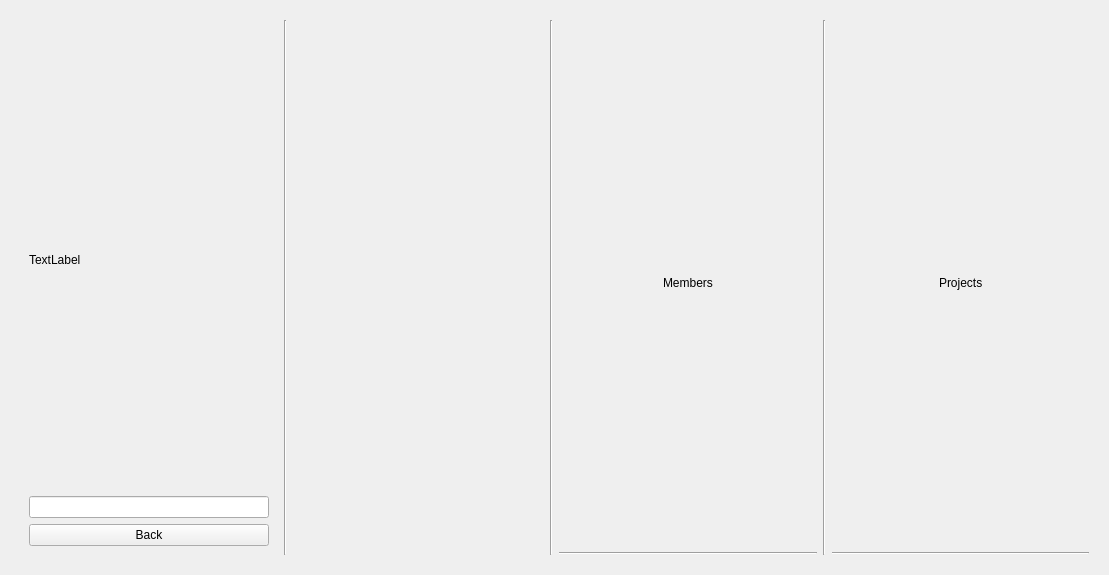
amirsoleimani7/AP_Project, file Client/dashboard.ui: the form before one commit.
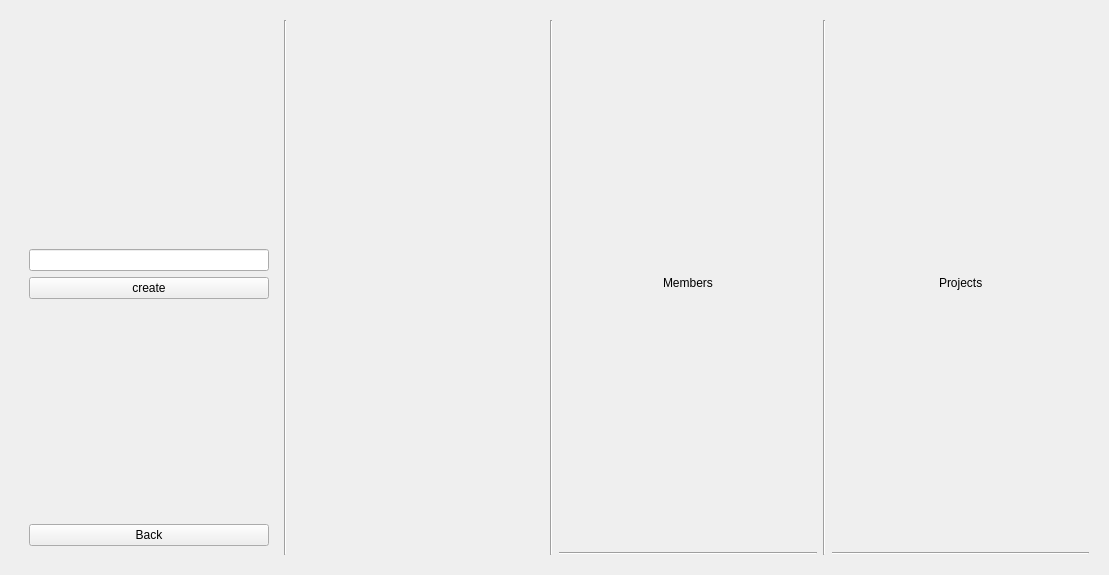
The form after the commit. The open tabs and pages were chosen to show the change.

Commit message: new project of team added

The edit to the form file:
```diff
--- a/Client/dashboard.ui
+++ b/Client/dashboard.ui
@@ -1292,14 +1292,40 @@
          <widget class="QWidget" name="TeamCreatProjectPage">
           <layout class="QVBoxLayout" name="verticalLayout_11">
            <item>
-            <widget class="QLabel" name="label_12">
+            <spacer name="verticalSpacer_45">
+             <property name="orientation">
+              <enum>Qt::Vertical</enum>
+             </property>
+             <property name="sizeHint" stdset="0">
+              <size>
+               <width>20</width>
+               <height>40</height>
+              </size>
+             </property>
+            </spacer>
+           </item>
+           <item>
+            <widget class="QLineEdit" name="lineEdit_create_new_project_for_team"/>
+           </item>
+           <item>
+            <widget class="QPushButton" name="pushButton_create_new_project">
              <property name="text">
-              <string>TextLabel</string>
+              <string>create</string>
              </property>
             </widget>
            </item>
            <item>
-            <widget class="QLineEdit" name="lineEdit_5"/>
+            <spacer name="verticalSpacer_46">
+             <property name="orientation">
+              <enum>Qt::Vertical</enum>
+             </property>
+             <property name="sizeHint" stdset="0">
+              <size>
+               <width>20</width>
+               <height>40</height>
+              </size>
+             </property>
+            </spacer>
            </item>
            <item>
             <widget class="QPushButton" name="TeamCreatPBackButton">
```
Left out of the diff: 6 changed lines with no effect on the pictures. The commit also changes 7 other files.
